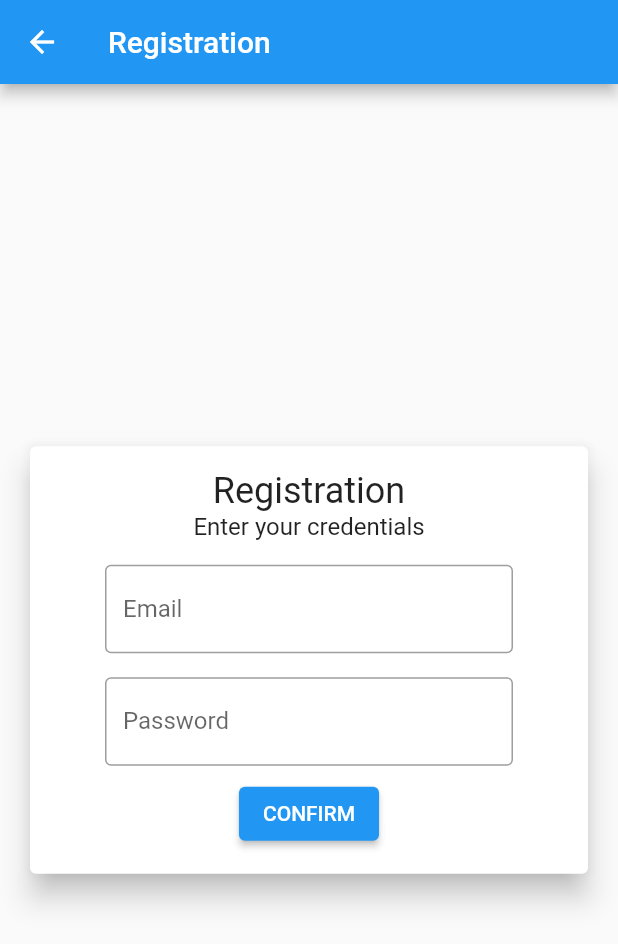
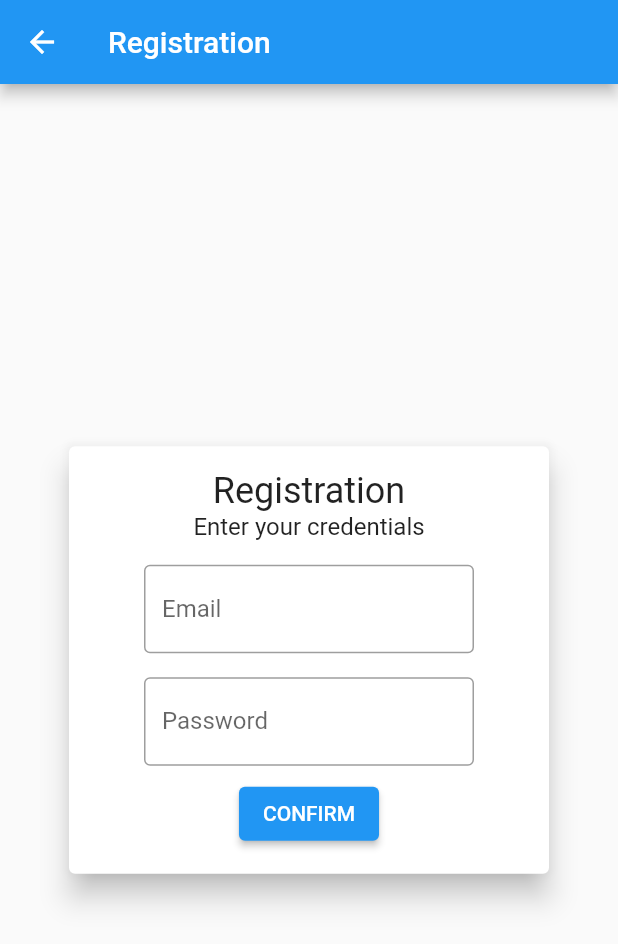
Before and after one commit to DustinScharf/SepsisMonitor, a Flutter app: the RegistrationPage screen opened by its route, on a phone screen of 412 x 824 dp. Shown: the top 944 px of the screen. Run offline on Flutter 3.47's test engine with Material 2 defaults, Android fonts, the phone set to English and light mode, and no system bars; our stand-ins replace firebase_auth, firebase_core; accounts and stored records are empty; generated files the repository leaves out were written again.

Commit message:
Added box max width

```diff
--- a/lib/registration_page.dart
+++ b/lib/registration_page.dart
@@ -1,5 +1,6 @@
 import 'package:flutter/material.dart';
 import 'package:firebase_auth/firebase_auth.dart';
+import 'package:sepsis_monitor/layout.dart';
 
 class RegistrationPage extends StatefulWidget {
   const RegistrationPage({Key? key}) : super(key: key);
@@ -15,6 +16,7 @@ class _RegistrationPageState extends State<RegistrationPage> {
   Container _emailTextField() {
     return Container(
       margin: const EdgeInsets.only(left: 50.0, right: 50.0),
+      width: Layout.maxWidth,
       child: TextField(
         onChanged: (text) {
           _email = text;
@@ -30,6 +32,7 @@ class _RegistrationPageState extends State<RegistrationPage> {
   Container _passwordTextField() {
     return Container(
       margin: const EdgeInsets.only(left: 50.0, right: 50.0),
+      width: Layout.maxWidth,
       child: TextField(
         onChanged: (text) {
           _password = text;
@@ -84,8 +87,7 @@ class _RegistrationPageState extends State<RegistrationPage> {
             child: Row(
               mainAxisSize: MainAxisSize.min,
               children: <Widget>[
-                Expanded(
-                  child: Column(
+                Column(
                   mainAxisSize: MainAxisSize.min,
                   children: <Widget>[
                     const SizedBox(
@@ -116,7 +118,6 @@ class _RegistrationPageState extends State<RegistrationPage> {
                     ),
                   ],
                 ),
-                ),
               ],
             ),
           ),
```
Lines whose indentation alone changed are shown as unchanged.
